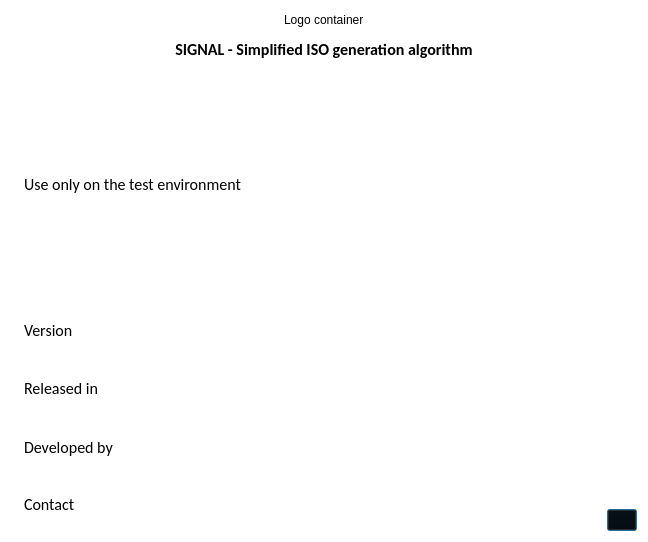
Qt form common/gui/forms/about.ui (FedorIvanov37/sv-terminal) before a commit.
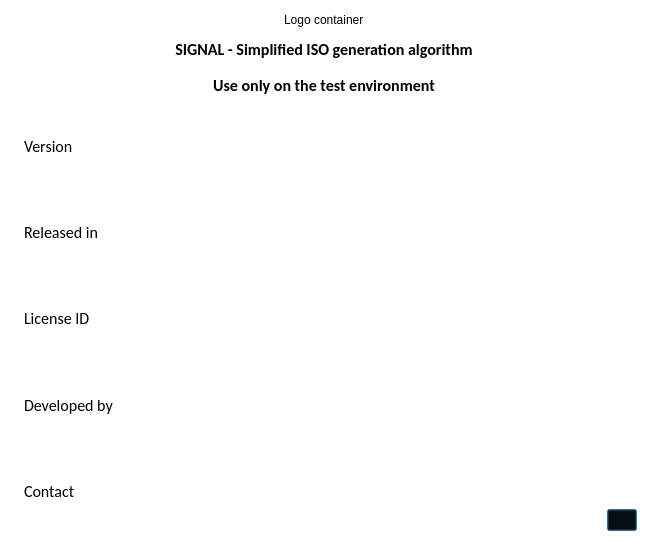
The same form after that commit.

Commit message: Added license ID on the window about

Diff of the .ui file:
```diff
--- a/common/gui/forms/about.ui
+++ b/common/gui/forms/about.ui
@@ -143,6 +143,15 @@
      </colorrole>
     </inactive>
     <disabled>
+     <colorrole role="WindowText">
+      <brush brushstyle="SolidPattern">
+       <color alpha="255">
+        <red>120</red>
+        <green>120</green>
+        <blue>120</blue>
+       </color>
+      </brush>
+     </colorrole>
      <colorrole role="Button">
       <brush brushstyle="SolidPattern">
        <color alpha="255">
@@ -152,6 +161,15 @@
        </color>
       </brush>
      </colorrole>
+     <colorrole role="Text">
+      <brush brushstyle="SolidPattern">
+       <color alpha="255">
+        <red>120</red>
+        <green>120</green>
+        <blue>120</blue>
+       </color>
+      </brush>
+     </colorrole>
      <colorrole role="BrightText">
       <brush brushstyle="SolidPattern">
        <color alpha="255">
@@ -185,180 +203,9 @@
   <property name="windowTitle">
    <string>About</string>
   </property>
-  <layout class="QGridLayout" name="gridLayout_3">
-   <item row="0" column="0" colspan="2">
-    <layout class="QVBoxLayout" name="verticalLayout_3">
-     <item>
-      <layout class="QHBoxLayout" name="horizontalLayout_2">
-       <item>
-        <spacer name="horizontalSpacer_2">
-         <property name="orientation">
-          <enum>Qt::Horizontal</enum>
-         </property>
-         <property name="sizeHint" stdset="0">
-          <size>
-           <width>112</width>
-           <height>17</height>
-          </size>
-         </property>
-        </spacer>
-       </item>
-       <item>
-        <widget class="QLabel" name="logoLabel">
-         <property name="text">
-          <string>Logo container</string>
-         </property>
-        </widget>
-       </item>
-       <item>
-        <spacer name="horizontalSpacer_3">
-         <property name="orientation">
-          <enum>Qt::Horizontal</enum>
-         </property>
-         <property name="sizeHint" stdset="0">
-          <size>
-           <width>111</width>
-           <height>17</height>
-          </size>
-         </property>
-        </spacer>
-       </item>
-      </layout>
-     </item>
-     <item>
-      <widget class="QLabel" name="label">
-       <property name="minimumSize">
-        <size>
-         <width>0</width>
-         <height>30</height>
-        </size>
-       </property>
-       <property name="maximumSize">
-        <size>
-         <width>16777215</width>
-         <height>16677</height>
-        </size>
-       </property>
-       <property name="palette">
-        <palette>
-         <active>
-          <colorrole role="Text">
-           <brush brushstyle="SolidPattern">
-            <color alpha="255">
-             <red>0</red>
-             <green>0</green>
-             <blue>127</blue>
-            </color>
-           </brush>
-          </colorrole>
-         </active>
-         <inactive>
-          <colorrole role="Text">
-           <brush brushstyle="SolidPattern">
-            <color alpha="255">
-             <red>0</red>
-             <green>0</green>
-             <blue>127</blue>
-            </color>
-           </brush>
-          </colorrole>
-         </inactive>
-         <disabled/>
-        </palette>
-       </property>
-       <property name="font">
-        <font>
-         <family>Calibri</family>
-         <pointsize>12</pointsize>
-         <bold>true</bold>
-        </font>
-       </property>
-       <property name="text">
-        <string>SIGNAL - Simplified ISO generation algorithm</string>
-       </property>
-       <property name="alignment">
-        <set>Qt::AlignCenter</set>
-       </property>
-       <property name="textInteractionFlags">
-        <set>Qt::NoTextInteraction</set>
-       </property>
-      </widget>
-     </item>
-    </layout>
-   </item>
-   <item row="1" column="0">
+  <layout class="QGridLayout" name="gridLayout">
+   <item row="2" column="0">
     <layout class="QVBoxLayout" name="verticalLayout_4">
-     <item>
-      <layout class="QHBoxLayout" name="horizontalLayout_3">
-       <item>
-        <spacer name="horizontalSpacer">
-         <property name="orientation">
-          <enum>Qt::Horizontal</enum>
-         </property>
-         <property name="sizeType">
-          <enum>QSizePolicy::Fixed</enum>
-         </property>
-         <property name="sizeHint" stdset="0">
-          <size>
-           <width>13</width>
-           <height>20</height>
-          </size>
-         </property>
-        </spacer>
-       </item>
-       <item>
-        <widget class="QLabel" name="label_2">
-         <property name="palette">
-          <palette>
-           <active>
-            <colorrole role="Text">
-             <brush brushstyle="SolidPattern">
-              <color alpha="255">
-               <red>0</red>
-               <green>0</green>
-               <blue>127</blue>
-              </color>
-             </brush>
-            </colorrole>
-           </active>
-           <inactive>
-            <colorrole role="Text">
-             <brush brushstyle="SolidPattern">
-              <color alpha="255">
-               <red>0</red>
-               <green>0</green>
-               <blue>127</blue>
-              </color>
-             </brush>
-            </colorrole>
-           </inactive>
-           <disabled>
-            <colorrole role="Text">
-             <brush brushstyle="SolidPattern">
-              <color alpha="255">
-               <red>120</red>
-               <green>120</green>
-               <blue>120</blue>
-              </color>
-             </brush>
-            </colorrole>
-           </disabled>
-          </palette>
-         </property>
-         <property name="font">
-          <font>
-           <family>Calibri</family>
-           <pointsize>12</pointsize>
-           <bold>false</bold>
-          </font>
-         </property>
-         <property name="text">
-          <string>Use only on the test environment</string>
-         </property>
-        </widget>
-       </item>
-      </layout>
-     </item>
      <item>
       <layout class="QHBoxLayout" name="horizontalLayout">
        <item>
@@ -405,7 +252,17 @@
                </brush>
               </colorrole>
              </inactive>
-             <disabled/>
+             <disabled>
+              <colorrole role="Text">
+               <brush brushstyle="SolidPattern">
+                <color alpha="255">
+                 <red>120</red>
+                 <green>120</green>
+                 <blue>120</blue>
+                </color>
+               </brush>
+              </colorrole>
+             </disabled>
             </palette>
            </property>
            <property name="font">
@@ -417,6 +274,9 @@
            <property name="text">
             <string>Version</string>
            </property>
+           <property name="textInteractionFlags">
+            <set>Qt::NoTextInteraction</set>
+           </property>
           </widget>
          </item>
          <item>
@@ -445,7 +305,17 @@
                </brush>
               </colorrole>
              </inactive>
-             <disabled/>
+             <disabled>
+              <colorrole role="Text">
+               <brush brushstyle="SolidPattern">
+                <color alpha="255">
+                 <red>120</red>
+                 <green>120</green>
+                 <blue>120</blue>
+                </color>
+               </brush>
+              </colorrole>
+             </disabled>
             </palette>
            </property>
            <property name="font">
@@ -457,6 +327,25 @@
            <property name="text">
             <string>Released in</string>
            </property>
+           <property name="textInteractionFlags">
+            <set>Qt::NoTextInteraction</set>
+           </property>
+          </widget>
+         </item>
+         <item>
+          <widget class="QLabel" name="LicenseLabel">
+           <property name="font">
+            <font>
+             <family>Calibri</family>
+             <pointsize>12</pointsize>
+            </font>
+           </property>
+           <property name="text">
+            <string>License ID</string>
+           </property>
+           <property name="textInteractionFlags">
+            <set>Qt::NoTextInteraction</set>
+           </property>
           </widget>
          </item>
          <item>
@@ -485,7 +374,17 @@
                </brush>
               </colorrole>
              </inactive>
-             <disabled/>
+             <disabled>
+              <colorrole role="Text">
+               <brush brushstyle="SolidPattern">
+                <color alpha="255">
+                 <red>120</red>
+                 <green>120</green>
+                 <blue>120</blue>
+                </color>
+               </brush>
+              </colorrole>
+             </disabled>
             </palette>
            </property>
            <property name="font">
@@ -497,6 +396,9 @@
            <property name="text">
             <string>Developed by</string>
            </property>
+           <property name="textInteractionFlags">
+            <set>Qt::NoTextInteraction</set>
+           </property>
           </widget>
          </item>
          <item>
@@ -525,7 +427,17 @@
                </brush>
               </colorrole>
              </inactive>
-             <disabled/>
+             <disabled>
+              <colorrole role="Text">
+               <brush brushstyle="SolidPattern">
+                <color alpha="255">
+                 <red>120</red>
+                 <green>120</green>
+                 <blue>120</blue>
+                </color>
+               </brush>
+              </colorrole>
+             </disabled>
             </palette>
            </property>
            <property name="font">
@@ -538,7 +450,7 @@
             <string>Contact</string>
            </property>
            <property name="textInteractionFlags">
-            <set>Qt::TextBrowserInteraction</set>
+            <set>Qt::LinksAccessibleByMouse</set>
            </property>
           </widget>
          </item>
@@ -548,7 +460,7 @@
      </item>
     </layout>
    </item>
-   <item row="1" column="1">
+   <item row="2" column="1">
     <layout class="QVBoxLayout" name="verticalLayout_2">
      <property name="spacing">
       <number>0</number>
@@ -588,6 +500,193 @@
      </item>
     </layout>
    </item>
+   <item row="0" column="0" colspan="2">
+    <layout class="QVBoxLayout" name="verticalLayout_3">
+     <item>
+      <layout class="QHBoxLayout" name="horizontalLayout_2">
+       <item>
+        <spacer name="horizontalSpacer_2">
+         <property name="orientation">
+          <enum>Qt::Horizontal</enum>
+         </property>
+         <property name="sizeHint" stdset="0">
+          <size>
+           <width>112</width>
+           <height>17</height>
+          </size>
+         </property>
+        </spacer>
+       </item>
+       <item>
+        <widget class="QLabel" name="logoLabel">
+         <property name="text">
+          <string>Logo container</string>
+         </property>
+        </widget>
+       </item>
+       <item>
+        <spacer name="horizontalSpacer_3">
+         <property name="orientation">
+          <enum>Qt::Horizontal</enum>
+         </property>
+         <property name="sizeHint" stdset="0">
+          <size>
+           <width>111</width>
+           <height>17</height>
+          </size>
+         </property>
+        </spacer>
+       </item>
+      </layout>
+     </item>
+     <item>
+      <widget class="QLabel" name="label">
+       <property name="minimumSize">
+        <size>
+         <width>0</width>
+         <height>30</height>
+        </size>
+       </property>
+       <property name="maximumSize">
+        <size>
+         <width>16777215</width>
+         <height>16677</height>
+        </size>
+       </property>
+       <property name="palette">
+        <palette>
+         <active>
+          <colorrole role="Text">
+           <brush brushstyle="SolidPattern">
+            <color alpha="255">
+             <red>0</red>
+             <green>0</green>
+             <blue>127</blue>
+            </color>
+           </brush>
+          </colorrole>
+         </active>
+         <inactive>
+          <colorrole role="Text">
+           <brush brushstyle="SolidPattern">
+            <color alpha="255">
+             <red>0</red>
+             <green>0</green>
+             <blue>127</blue>
+            </color>
+           </brush>
+          </colorrole>
+         </inactive>
+         <disabled>
+          <colorrole role="Text">
+           <brush brushstyle="SolidPattern">
+            <color alpha="255">
+             <red>120</red>
+             <green>120</green>
+             <blue>120</blue>
+            </color>
+           </brush>
+          </colorrole>
+         </disabled>
+        </palette>
+       </property>
+       <property name="font">
+        <font>
+         <family>Calibri</family>
+         <pointsize>12</pointsize>
+         <weight>75</weight>
+         <bold>true</bold>
+        </font>
+       </property>
+       <property name="lineWidth">
+        <number>3</number>
+       </property>
+       <property name="text">
+        <string>SIGNAL - Simplified ISO generation algorithm</string>
+       </property>
+       <property name="alignment">
+        <set>Qt::AlignCenter</set>
+       </property>
+       <property name="textInteractionFlags">
+        <set>Qt::NoTextInteraction</set>
+       </property>
+      </widget>
+     </item>
+     <item>
+      <widget class="QLabel" name="label_2">
+       <property name="minimumSize">
+        <size>
+         <width>0</width>
+         <height>30</height>
+        </size>
+       </property>
+       <property name="maximumSize">
+        <size>
+         <width>16777215</width>
+         <height>16677</height>
+        </size>
+       </property>
+       <property name="palette">
+        <palette>
+         <active>
+          <colorrole role="Text">
+           <brush brushstyle="SolidPattern">
+            <color alpha="255">
+             <red>0</red>
+             <green>0</green>
+             <blue>127</blue>
+            </color>
+           </brush>
+          </colorrole>
+         </active>
+         <inactive>
+          <colorrole role="Text">
+           <brush brushstyle="SolidPattern">
+            <color alpha="255">
+             <red>0</red>
+             <green>0</green>
+             <blue>127</blue>
+            </color>
+           </brush>
+          </colorrole>
+         </inactive>
+         <disabled>
+          <colorrole role="Text">
+           <brush brushstyle="SolidPattern">
+            <color alpha="255">
+             <red>120</red>
+             <green>120</green>
+             <blue>120</blue>
+            </color>
+           </brush>
+          </colorrole>
+         </disabled>
+        </palette>
+       </property>
+       <property name="font">
+        <font>
+         <family>Calibri</family>
+         <pointsize>12</pointsize>
+         <weight>75</weight>
+         <bold>true</bold>
+        </font>
+       </property>
+       <property name="lineWidth">
+        <number>3</number>
+       </property>
+       <property name="text">
+        <string>Use only on the test environment</string>
+       </property>
+       <property name="alignment">
+        <set>Qt::AlignCenter</set>
+       </property>
+       <property name="textInteractionFlags">
+        <set>Qt::NoTextInteraction</set>
+       </property>
+      </widget>
+     </item>
+    </layout>
+   </item>
   </layout>
  </widget>
  <resources/>
```
The commit also changes 2 other files.
